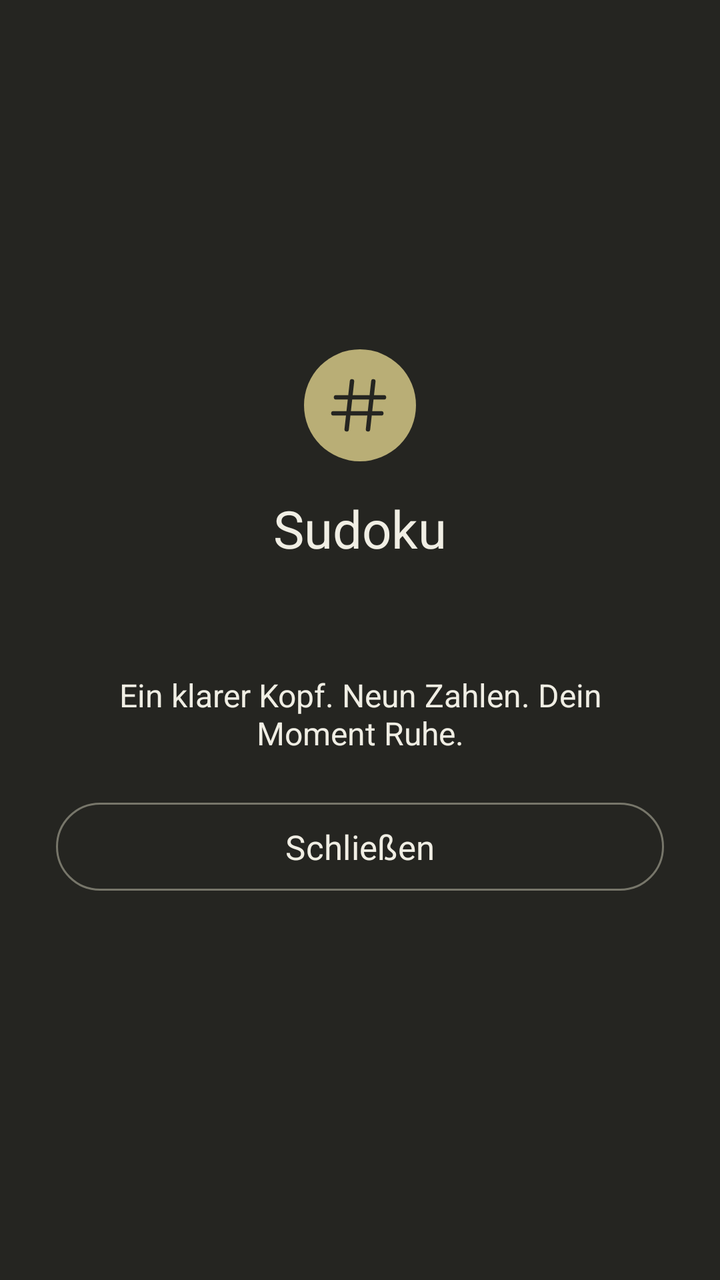
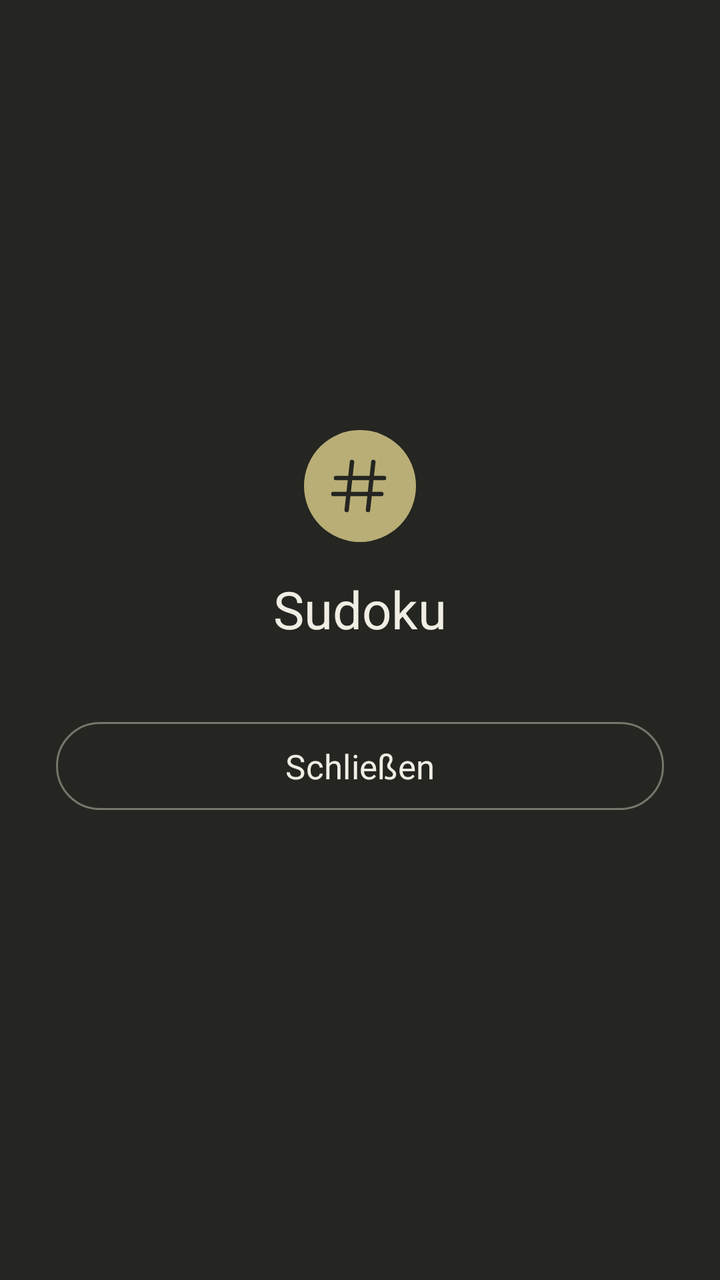

Before-and-after screenshots of an Android layout around one commit, followed by the original layout XML and the change that was made.
<!-- AndroidManifest.xml: application theme Theme.Sudoku -->
<!-- res/layout/dialog_about.xml -->
<?xml version="1.0" encoding="utf-8"?>
<LinearLayout xmlns:android="http://schemas.android.com/apk/res/android"
    android:layout_width="match_parent"
    android:layout_height="wrap_content"
    android:gravity="center"
    android:orientation="vertical"
    android:padding="28dp">

    <ImageView
        android:layout_width="56dp"
        android:layout_height="56dp"
        android:background="@drawable/background_sudoku_mark"
        android:importantForAccessibility="no"
        android:padding="12dp"
        android:src="@drawable/ic_sudoku_mark" />

    <TextView
        android:layout_width="match_parent"
        android:layout_height="wrap_content"
        android:layout_marginTop="16dp"
        android:gravity="center"
        android:text="@string/app_name"
        android:textColor="?attr/homeForeground"
        android:textSize="26sp" />

    <TextView
        android:id="@+id/about_version"
        android:layout_width="match_parent"
        android:layout_height="wrap_content"
        android:layout_marginTop="16dp"
        android:gravity="center"
        android:textColor="?attr/homeMuted"
        android:textSize="14sp" />

    <TextView
        android:layout_width="match_parent"
        android:layout_height="wrap_content"
        android:layout_marginVertical="20dp"
        android:gravity="center"
        android:text="@string/about_message"
        android:textColor="?attr/homeForeground"
        android:textSize="16sp" />

    <com.google.android.material.button.MaterialButton
        android:id="@+id/about_close"
        style="@style/Widget.Sudoku.MenuButton"
        android:text="@string/close" />
</LinearLayout>
<!-- resources referenced by this layout -->
<resources>
  <!-- drawable background_sudoku_mark (drawable) -->
  <shape xmlns:android="http://schemas.android.com/apk/res/android" android:shape="oval">
      <solid android:color="?attr/homeAccent" />
  </shape>
  <!-- drawable ic_sudoku_mark (drawable) -->
  <vector xmlns:android="http://schemas.android.com/apk/res/android"
      android:width="24dp"
      android:height="24dp"
      android:viewportWidth="24"
      android:viewportHeight="24">
      <path
          android:fillColor="@android:color/transparent"
          android:pathData="@string/sudoku_mark_path"
          android:strokeColor="?attr/homeBackground"
          android:strokeLineCap="round"
          android:strokeLineJoin="round"
          android:strokeWidth="1.65" />
  </vector>
  <string name="about_message">Ein klarer Kopf. Neun Zahlen. Dein Moment Ruhe.</string>
  <string name="app_name">Sudoku</string>
  <string name="close">Schließen</string>
  <style name="Widget.Sudoku.MenuButton" parent="Widget.Material3.Button.OutlinedButton">
          <item name="android:layout_width">match_parent</item>
          <item name="android:layout_height">52dp</item>
          <item name="android:layout_marginBottom">16dp</item>
          <item name="android:insetTop">4dp</item>
          <item name="android:insetBottom">4dp</item>
          <item name="android:paddingHorizontal">12dp</item>
          <item name="android:textColor">?attr/homeForeground</item>
          <item name="android:textSize">17sp</item>
          <item name="android:textAllCaps">false</item>
          <item name="backgroundTint">@android:color/transparent</item>
          <item name="strokeColor">?attr/homeOutline</item>
          <item name="strokeWidth">1dp</item>
          <item name="cornerRadius">28dp</item>
          <item name="iconGravity">textStart</item>
          <item name="iconTint">?attr/homeForeground</item>
          <item name="iconPadding">16dp</item>
      </style>
  <style name="Theme.Sudoku" parent="Theme.Material3.DayNight.NoActionBar">
          <item name="android:fontFamily">sans-serif</item>
          <item name="android:windowBackground">?attr/homeBackground</item>
          <item name="android:colorBackground">?attr/homeBackground</item>
          <item name="android:windowLightStatusBar">false</item>
          <item name="android:windowLightNavigationBar">false</item>
          <item name="colorPrimary">?attr/homeAccent</item>
          <item name="colorOnPrimary">?attr/homeBackground</item>
          <item name="colorSurface">?attr/homeBackground</item>
          <item name="colorOnSurface">?attr/homeForeground</item>
          <item name="colorOnSurfaceVariant">?attr/homeMuted</item>
          <item name="colorOutline">?attr/homeOutline</item>
          <item name="homeBackground">@color/aurum_background</item>
          <item name="homeForeground">@color/aurum_foreground</item>
          <item name="homeMuted">@color/aurum_muted</item>
          <item name="homeAccent">@color/aurum_accent</item>
          <item name="homeOutline">@color/aurum_outline</item>
      </style>
  <string name="sudoku_mark_path" translatable="false">M9,3 L7,21 M17,3 L15,21 M3,9 L21,9 M2,15 L20,15</string>
  <color name="aurum_background">#252521</color>
  <color name="aurum_foreground">#F0EEE4</color>
  <color name="aurum_muted">#C4C2B5</color>
  <color name="aurum_accent">#B9AE76</color>
  <color name="aurum_outline">#77766A</color>
</resources>

<!-- the commit's change to res/layout/dialog_about.xml (unified diff, before → after) -->
@@ -32,15 +32,6 @@
         android:textColor="?attr/homeMuted"
         android:textSize="14sp" />
 
-    <TextView
-        android:layout_width="match_parent"
-        android:layout_height="wrap_content"
-        android:layout_marginVertical="20dp"
-        android:gravity="center"
-        android:text="@string/about_message"
-        android:textColor="?attr/homeForeground"
-        android:textSize="16sp" />
-
     <com.google.android.material.button.MaterialButton
         android:id="@+id/about_close"
         style="@style/Widget.Sudoku.MenuButton"
<!-- resource entries referenced after the edit -->
@@ -18,7 +18,6 @@
           android:strokeLineJoin="round"
           android:strokeWidth="1.65" />
   </vector>
-  <string name="about_message">Ein klarer Kopf. Neun Zahlen. Dein Moment Ruhe.</string>
   <string name="app_name">Sudoku</string>
   <string name="close">Schließen</string>
   <style name="Widget.Sudoku.MenuButton" parent="Widget.Material3.Button.OutlinedButton">
